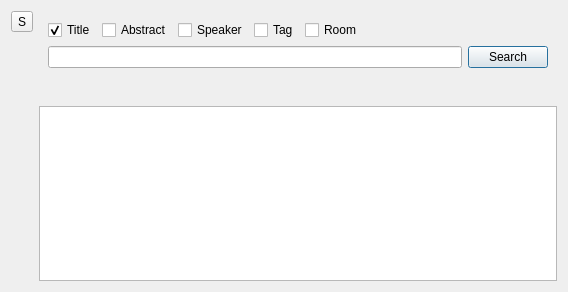
edulix/confclerk, file src/gui/tabcontainer.ui: the form before one commit.
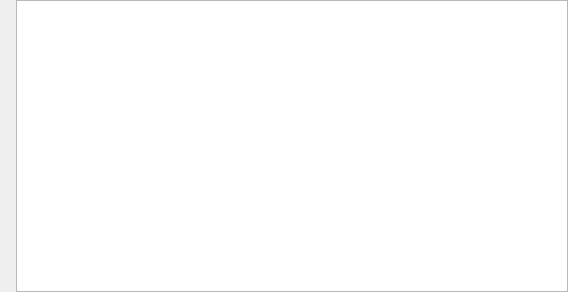
The form after the commit. Icons and pictures are not drawn. Custom widgets are drawn as their Qt base class.

```diff
--- a/src/gui/tabcontainer.ui
+++ b/src/gui/tabcontainer.ui
@@ -9,190 +9,41 @@
     <height>292</height>
    </rect>
   </property>
-  <property name="windowTitle" >
+  <property name="sizePolicy">
+   <sizepolicy hsizetype="Expanding" vsizetype="Expanding">
+    <horstretch>0</horstretch>
+    <verstretch>0</verstretch>
+   </sizepolicy>
+  </property>
+  <property name="windowTitle">
    <string>Form</string>
   </property>
-  <layout class="QGridLayout" name="gridLayout" >
-   <item row="0" column="2" >
-    <layout class="QVBoxLayout" name="verticalLayout" >
+  <layout class="QGridLayout" name="gridLayout">
+   <property name="margin">
+    <number>0</number>
+   </property>
+   <item row="0" column="2">
+    <layout class="QVBoxLayout" name="verticalLayout">
      <item>
-      <widget class="QWidget" native="1" name="searchHead" >
-       <property name="sizePolicy" >
-        <sizepolicy vsizetype="Preferred" hsizetype="Preferred" >
-         <horstretch>0</horstretch>
-         <verstretch>0</verstretch>
-        </sizepolicy>
-       </property>
-       <property name="maximumSize" >
-        <size>
-         <width>16777215</width>
-         <height>16777215</height>
-        </size>
-       </property>
-       <layout class="QGridLayout" name="searchHeadLayout_2" >
-        <property name="sizeConstraint" >
-         <enum>QLayout::SetDefaultConstraint</enum>
-        </property>
-        <item row="2" column="0" >
-         <layout class="QHBoxLayout" name="horizontalLayout_2" >
-          <item>
-           <widget class="QLineEdit" name="searchEdit" >
-            <property name="enabled" >
-             <bool>true</bool>
-            </property>
-            <property name="toolTip" >
-             <string>type a keyword to search</string>
-            </property>
-           </widget>
-          </item>
-          <item>
-           <widget class="QPushButton" name="searchButton" >
-            <property name="sizePolicy" >
-             <sizepolicy vsizetype="Minimum" hsizetype="Minimum" >
-              <horstretch>0</horstretch>
-              <verstretch>0</verstretch>
-             </sizepolicy>
-            </property>
-            <property name="text" >
-             <string>Search</string>
-            </property>
-            <property name="icon" >
-             <iconset resource="../icons.qrc" >
-              <normaloff>:/icons/search.png</normaloff>:/icons/search.png</iconset>
-            </property>
-            <property name="checkable" >
-             <bool>false</bool>
-            </property>
-            <property name="autoDefault" >
-             <bool>true</bool>
-            </property>
-            <property name="default" >
-             <bool>true</bool>
-            </property>
-            <property name="flat" >
-             <bool>false</bool>
-            </property>
-           </widget>
-          </item>
-         </layout>
-        </item>
-        <item row="0" column="0" >
-         <layout class="QHBoxLayout" name="horizontalLayout_7" >
-          <item>
-           <widget class="QCheckBox" name="searchTitle" >
-            <property name="text" >
-             <string>Title</string>
-            </property>
-            <property name="checked" >
-             <bool>true</bool>
-            </property>
-           </widget>
-          </item>
-          <item>
-           <widget class="QCheckBox" name="searchAbstract" >
-            <property name="text" >
-             <string>Abstract</string>
-            </property>
-           </widget>
-          </item>
-          <item>
-           <widget class="QCheckBox" name="searchSpeaker" >
-            <property name="text" >
-             <string>Speaker</string>
-            </property>
-           </widget>
-          </item>
-          <item>
-           <widget class="QCheckBox" name="searchTag" >
-            <property name="text" >
-             <string>Tag</string>
-            </property>
-           </widget>
-          </item>
-          <item>
-           <widget class="QCheckBox" name="searchRoom" >
-            <property name="text" >
-             <string>Room</string>
-            </property>
-           </widget>
-          </item>
-          <item>
-           <spacer name="horizontalSpacer" >
-            <property name="orientation" >
-             <enum>Qt::Horizontal</enum>
-            </property>
-            <property name="sizeHint" stdset="0" >
-             <size>
-              <width>40</width>
-              <height>20</height>
-             </size>
-            </property>
-           </spacer>
-          </item>
-         </layout>
-        </item>
-        <item row="3" column="0" >
-         <spacer name="verticalSpacer" >
-          <property name="orientation" >
-           <enum>Qt::Vertical</enum>
-          </property>
-          <property name="sizeHint" stdset="0" >
-           <size>
-            <width>20</width>
-            <height>40</height>
-           </size>
-          </property>
-         </spacer>
-        </item>
-       </layout>
-      </widget>
-     </item>
-     <item>
-      <widget class="TreeView" name="treeView" />
+      <widget class="TreeView" name="treeView"/>
      </item>
     </layout>
    </item>
    <item row="0" column="1" >
     <layout class="QVBoxLayout" name="verticalLayout_2" >
      <item>
-      <widget class="QToolButton" name="searchAgainButton" >
-       <property name="enabled" >
-        <bool>true</bool>
-       </property>
-       <property name="sizePolicy" >
-        <sizepolicy vsizetype="Preferred" hsizetype="Preferred" >
+      <widget class="DayNavigatorWidget" name="dayNavigator" native="true">
+       <property name="sizePolicy">
+        <sizepolicy hsizetype="Minimum" vsizetype="Expanding">
          <horstretch>0</horstretch>
          <verstretch>0</verstretch>
         </sizepolicy>
        </property>
-       <property name="toolTip" >
-        <string>Search again</string>
-       </property>
-       <property name="text" >
-        <string>S</string>
-       </property>
-       <property name="icon" >
-        <iconset resource="../icons.qrc" >
-         <normaloff>:/icons/search.png</normaloff>:/icons/search.png</iconset>
-       </property>
-       <property name="iconSize" >
+       <property name="minimumSize">
         <size>
-         <width>24</width>
-         <height>24</height>
+         <width>10</width>
+         <height>10</height>
         </size>
-       </property>
-       <property name="toolButtonStyle" >
-        <enum>Qt::ToolButtonIconOnly</enum>
-       </property>
-      </widget>
-     </item>
-     <item>
-      <widget class="DayNavigatorWidget" native="1" name="dayNavigator" >
-       <property name="sizePolicy" >
-        <sizepolicy vsizetype="Expanding" hsizetype="Minimum" >
-         <horstretch>0</horstretch>
-         <verstretch>0</verstretch>
-        </sizepolicy>
        </property>
       </widget>
      </item>
```
Left out of the diff: 13 changed lines with no effect on the pictures.
